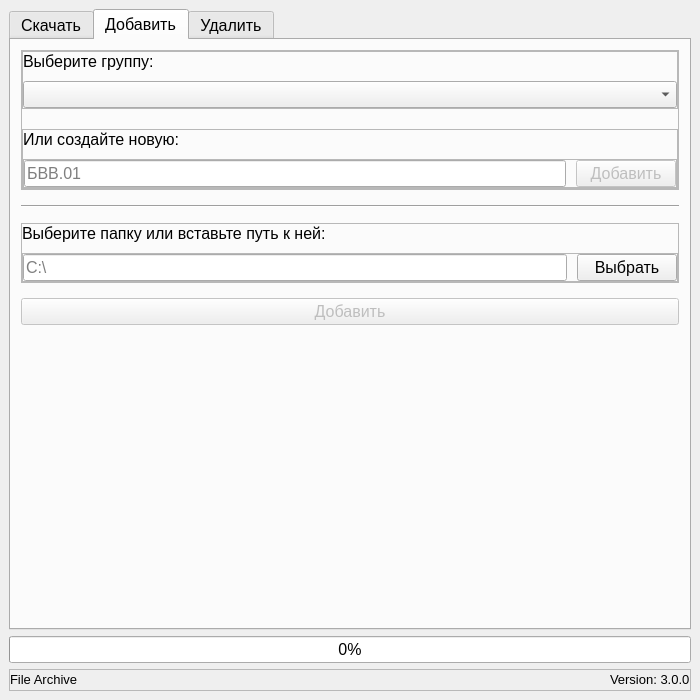
Qt form ui/main_ui.ui (pntech-dev/File-Archive) before a commit.
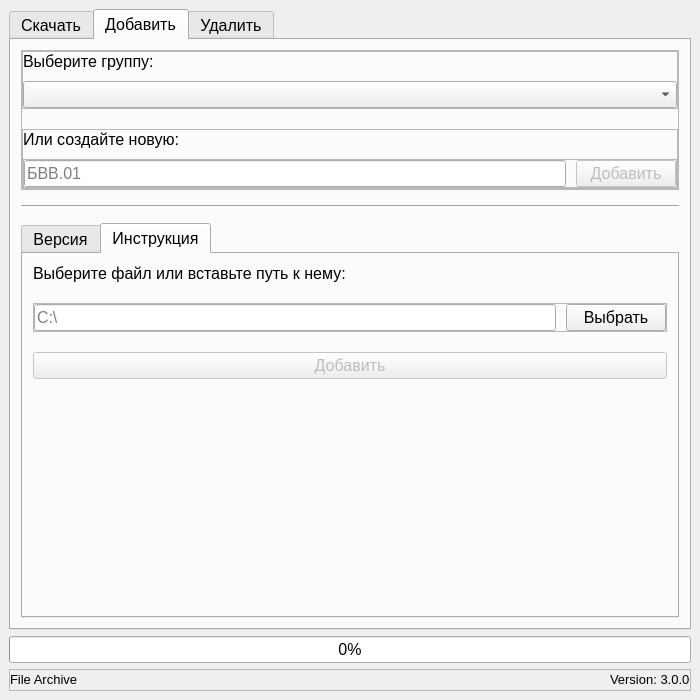
The same form after that commit. The open tabs and pages were chosen to show the change.

Commit message: feat: implement group instruction management

The edit to the form file:
```diff
--- a/ui/main_ui.ui
+++ b/ui/main_ui.ui
@@ -573,37 +573,32 @@
          </widget>
         </item>
         <item>
-         <widget class="QFrame" name="add_tab_choose_file_frame">
-          <property name="frameShape">
-           <enum>QFrame::StyledPanel</enum>
+         <widget class="QTabWidget" name="add_tab_tabWidget">
+          <property name="currentIndex">
+           <number>0</number>
           </property>
-          <property name="frameShadow">
-           <enum>QFrame::Raised</enum>
-          </property>
+          <widget class="QWidget" name="add_tab_version_tab">
+           <attribute name="title">
+            <string>Версия</string>
+           </attribute>
           <layout class="QVBoxLayout" name="verticalLayout_7">
            <property name="spacing">
-            <number>10</number>
+             <number>20</number>
            </property>
            <property name="leftMargin">
-            <number>0</number>
+             <number>10</number>
            </property>
            <property name="topMargin">
-            <number>0</number>
+             <number>10</number>
            </property>
            <property name="rightMargin">
-            <number>0</number>
+             <number>10</number>
            </property>
            <property name="bottomMargin">
-            <number>0</number>
+             <number>10</number>
            </property>
            <item>
-            <widget class="QLabel" name="add_tab_choose_file_frame_label">
-             <property name="sizePolicy">
-              <sizepolicy hsizetype="Fixed" vsizetype="Fixed">
-               <horstretch>0</horstretch>
-               <verstretch>0</verstretch>
-              </sizepolicy>
-             </property>
+             <widget class="QLabel" name="add_tab_versions_label">
              <property name="text">
               <string>Выберите папку или вставьте путь к ней:</string>
              </property>
@@ -662,14 +657,17 @@
              </layout>
             </widget>
            </item>
-          </layout>
-         </widget>
-        </item>
         <item>
-         <widget class="QPushButton" name="add_tab_add_pushButton">
+             <widget class="QPushButton" name="add_tab_versions_add_pushButton">
           <property name="enabled">
            <bool>false</bool>
           </property>
+              <property name="sizePolicy">
+               <sizepolicy hsizetype="Expanding" vsizetype="Fixed">
+                <horstretch>0</horstretch>
+                <verstretch>0</verstretch>
+               </sizepolicy>
+              </property>
           <property name="minimumSize">
            <size>
             <width>0</width>
@@ -689,10 +687,137 @@
           <property name="sizeHint" stdset="0">
            <size>
             <width>20</width>
-            <height>140</height>
+                <height>209</height>
            </size>
           </property>
          </spacer>
+            </item>
+           </layout>
+          </widget>
+          <widget class="QWidget" name="add_tab_instruction_tab">
+           <attribute name="title">
+            <string>Инструкция</string>
+           </attribute>
+           <layout class="QVBoxLayout" name="verticalLayout_16">
+            <property name="spacing">
+             <number>20</number>
+            </property>
+            <property name="leftMargin">
+             <number>10</number>
+            </property>
+            <property name="topMargin">
+             <number>10</number>
+            </property>
+            <property name="rightMargin">
+             <number>10</number>
+            </property>
+            <property name="bottomMargin">
+             <number>10</number>
+            </property>
+            <item>
+             <widget class="QLabel" name="instruction_label">
+              <property name="text">
+               <string>Выберите файл или вставьте путь к нему:</string>
+              </property>
+             </widget>
+            </item>
+            <item>
+             <widget class="QFrame" name="add_tab_instruction_actions_frame">
+              <property name="frameShape">
+               <enum>QFrame::StyledPanel</enum>
+              </property>
+              <property name="frameShadow">
+               <enum>QFrame::Raised</enum>
+              </property>
+              <layout class="QHBoxLayout" name="horizontalLayout_7">
+               <property name="spacing">
+                <number>10</number>
+               </property>
+               <property name="leftMargin">
+                <number>0</number>
+               </property>
+               <property name="topMargin">
+                <number>0</number>
+               </property>
+               <property name="rightMargin">
+                <number>0</number>
+               </property>
+               <property name="bottomMargin">
+                <number>0</number>
+               </property>
+               <item>
+                <widget class="QLineEdit" name="add_tab_instruction_actions_folder_path_lineEdit">
+                 <property name="minimumSize">
+                  <size>
+                   <width>0</width>
+                   <height>25</height>
+                  </size>
+                 </property>
+                 <property name="placeholderText">
+                  <string>C:\</string>
+                 </property>
+                </widget>
+               </item>
+               <item>
+                <widget class="QPushButton" name="add_tab_instruction_actions_choose_pushButton">
+                 <property name="minimumSize">
+                  <size>
+                   <width>100</width>
+                   <height>25</height>
+                  </size>
+                 </property>
+                 <property name="maximumSize">
+                  <size>
+                   <width>100</width>
+                   <height>16777215</height>
+                  </size>
+                 </property>
+                 <property name="text">
+                  <string>Выбрать</string>
+                 </property>
+                </widget>
+               </item>
+              </layout>
+             </widget>
+            </item>
+            <item>
+             <widget class="QPushButton" name="add_tab_instruction_add_pushButton">
+              <property name="enabled">
+               <bool>false</bool>
+              </property>
+              <property name="sizePolicy">
+               <sizepolicy hsizetype="Expanding" vsizetype="Fixed">
+                <horstretch>0</horstretch>
+                <verstretch>0</verstretch>
+               </sizepolicy>
+              </property>
+              <property name="minimumSize">
+               <size>
+                <width>0</width>
+                <height>25</height>
+               </size>
+              </property>
+              <property name="text">
+               <string>Добавить</string>
+              </property>
+             </widget>
+            </item>
+            <item>
+             <spacer name="verticalSpacer_3">
+              <property name="orientation">
+               <enum>Qt::Vertical</enum>
+              </property>
+              <property name="sizeHint" stdset="0">
+               <size>
+                <width>20</width>
+                <height>209</height>
+               </size>
+              </property>
+             </spacer>
+            </item>
+           </layout>
+          </widget>
+         </widget>
         </item>
        </layout>
       </widget>
```
Left out of the diff: 6 changed lines with no effect on the pictures. Lines whose indentation alone changed are shown as unchanged. The commit also changes 5 other files.
